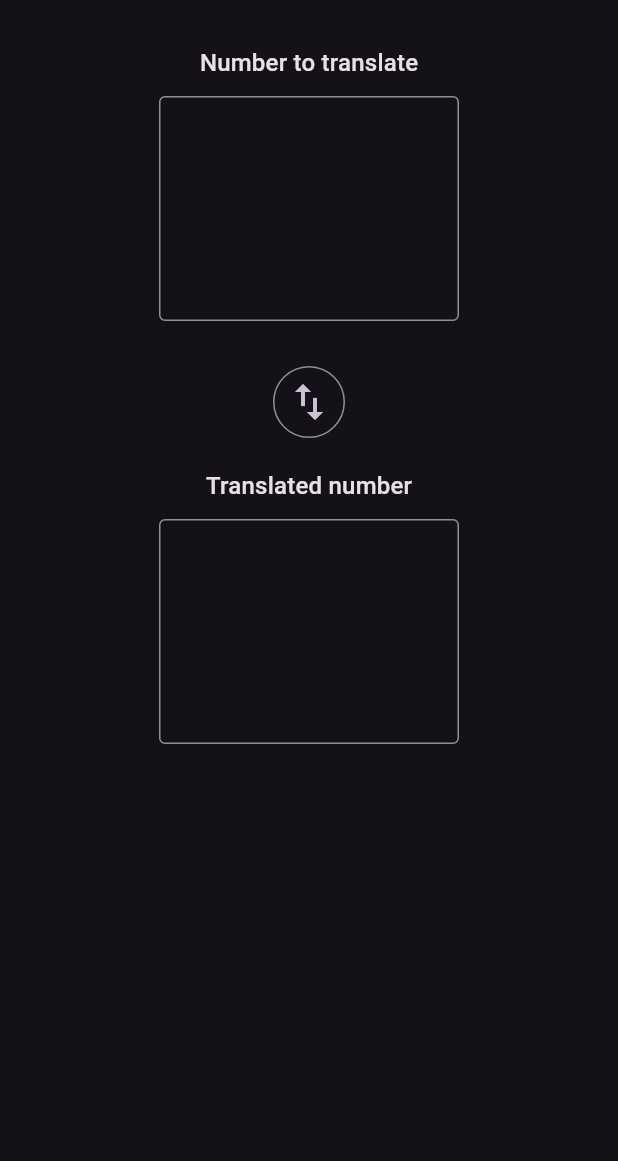
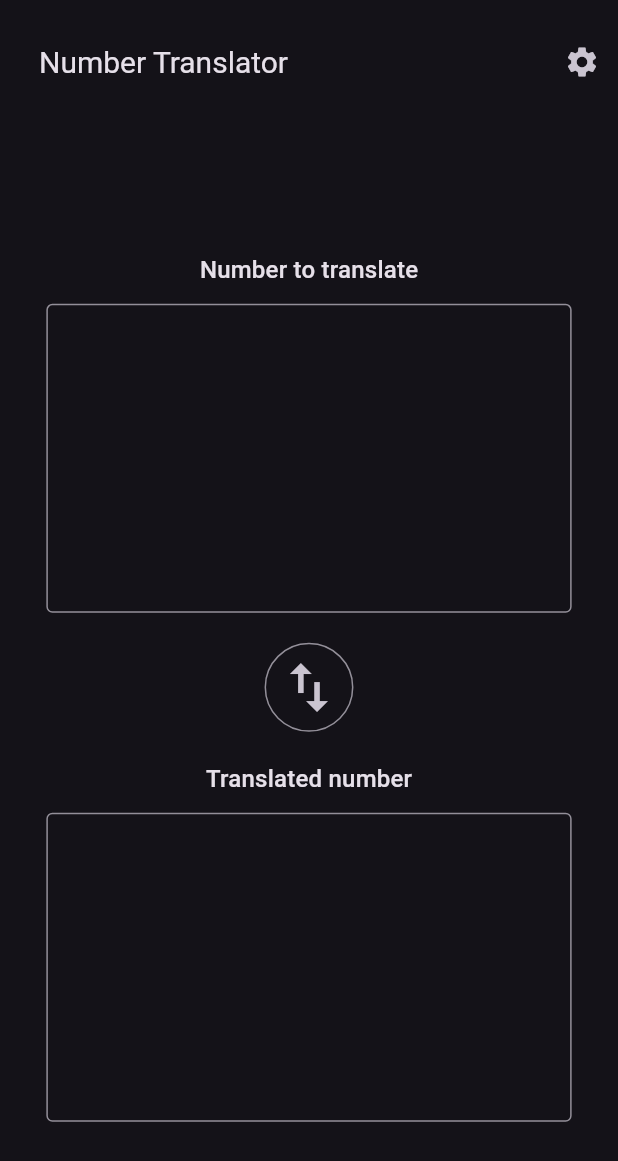
Before and after one commit to code-ventage/ia-final-project-front, a Flutter app: the screen it shows after launch, on a phone screen of 412 x 824 dp. Shown: the top 1161 px of the screen. Run offline on Flutter 3.47's test engine with Material 3 defaults, Android fonts, the phone set to English and light mode, and no system bars; our stand-ins replace bloc, dio, equatable, flutter_bloc, get_it, go_router.

Commit message:
feat: changes on height and width

```diff
--- a/lib/number_translator/presentation/pages/translation/number_translator_page.dart
+++ b/lib/number_translator/presentation/pages/translation/number_translator_page.dart
@@ -10,28 +10,84 @@ class NumberTranslatorPage extends StatelessWidget {
 
   @override
   Widget build(BuildContext context) {
+    final height = MediaQuery.of(context).size.height;
+    final width = MediaQuery.of(context).size.width;
     return Scaffold(
+      appBar: AppBar(
+        title: const Padding(
+          padding: EdgeInsets.only(left: 10.0),
+          child: Text('Number Translator', style: TextStyle(fontSize: 20)),
+        ),
+        toolbarHeight: height * 0.1,
+
+        actions: [
+          IconButton(onPressed: (){}, icon: const Icon(Icons.settings))
+        ],
+      ),
       body: Center(
         child: BlocBuilder<NumberTranslatorCubit, NumberTranslatorState>(
           builder: (context, state) {
             if (state is NumberTranslatorInitial) {
               final cubit = serviceLocator.get<NumberTranslatorCubit>();
-              return Column(
+              return MediaQuery.of(context).size.width > 600
+                  ? Row(
+                      mainAxisAlignment: MainAxisAlignment.spaceEvenly,
+                      crossAxisAlignment: CrossAxisAlignment.start,
                       children: [
+                        firstTextFormField(context, height, width * 0.45, cubit, state),
                         Padding(
+                          padding: EdgeInsets.only(top: height * 0.155),
+                          child: IconButton.outlined(
+                            onPressed: () {},
+                            icon: Icon(
+                              size: (height + width) < 300 ? (height + width) * 0.035 : (height + width) * 0.020,
+                              Icons.swap_horiz,
+                            ),
+                          ),
+                        ),
+                        secondTextFormField(context, height, width * 0.45, cubit),
+                      ],
+                    )
+                  : Column(
+                      mainAxisAlignment: MainAxisAlignment.center,
+                      children: [
+                        firstTextFormField(context, height, width, cubit, state),
+                        Padding(
+                          padding: const EdgeInsets.only(top: 10.0),
+                          child: IconButton.outlined(
+                            onPressed: () {},
+                            icon: Icon(
+                              size: (height + width) * 0.035,
+                              Icons.swap_vert,
+                            ),
+                          ),
+                        ),
+                        secondTextFormField(context, height, width, cubit)
+                      ],
+                    );
+            }
+            return const CircularProgressIndicator();
+          },
+        ),
+      ),
+    );
+  }
+
+  Padding firstTextFormField(BuildContext context, double height, double width, NumberTranslatorCubit cubit, NumberTranslatorInitial state) {
+    return Padding(
       padding: const EdgeInsets.all(10.0),
       child: Column(
         children: [
           Padding(
-                          padding: const EdgeInsets.only(bottom: 10.0, top: 20.0),
+            padding: const EdgeInsets.only(bottom: 10.0, top: 10.0),
             child: Text(
               'Number to translate',
               style: Theme.of(context).textTheme.titleMedium,
             ),
           ),
           SizedBox(
-                          height: 150,
-                          width: 200,
+            height: height * 0.25,
+            width: width * 0.85,
             child: CustomTextFormField(
               controller: serviceLocator.get<NumberTranslatorCubit>().numberToTranslateController,
               cubit: cubit,
@@ -47,31 +103,24 @@ class NumberTranslatorPage extends StatelessWidget {
           ),
         ],
       ),
-                  ),
-                  Padding(
-                    padding: const EdgeInsets.only(top: 20.0),
-                    child: IconButton.outlined(
-                      onPressed: () {},
-                      icon: const Icon(
-                        size: 32.0,
-                        Icons.swap_vert,
-                      ),
-                    ),
-                  ),
-                  Padding(
-                    padding: const EdgeInsets.only(bottom: 10.0, top: 20.0),
+    );
+  }
+
+  Padding secondTextFormField(BuildContext context, double height, double width, NumberTranslatorCubit cubit) {
+    return Padding(
+      padding: const EdgeInsets.all(10.0),
       child: Column(
         children: [
           Padding(
-                          padding: const EdgeInsets.only(bottom: 10.0),
+            padding: const EdgeInsets.only(bottom: 10.0, top: 10.0),
             child: Text(
               'Translated number',
               style: Theme.of(context).textTheme.titleMedium,
             ),
           ),
           SizedBox(
-                          height: 150,
-                          width: 200,
+            height: height * 0.25,
+            width: width * 0.85,
             child: BlocBuilder<NumberTranslatorCubit, NumberTranslatorState>(
               builder: (context, state) {
                 if (state is NumberTranslatorInitial) {
@@ -87,14 +136,6 @@ class NumberTranslatorPage extends StatelessWidget {
           ),
         ],
       ),
-                  ),
-                ],
-              );
-            }
-            return const CircularProgressIndicator();
-          },
-        ),
-      ),
     );
   }
 }
```
Lines whose indentation alone changed are shown as unchanged.
